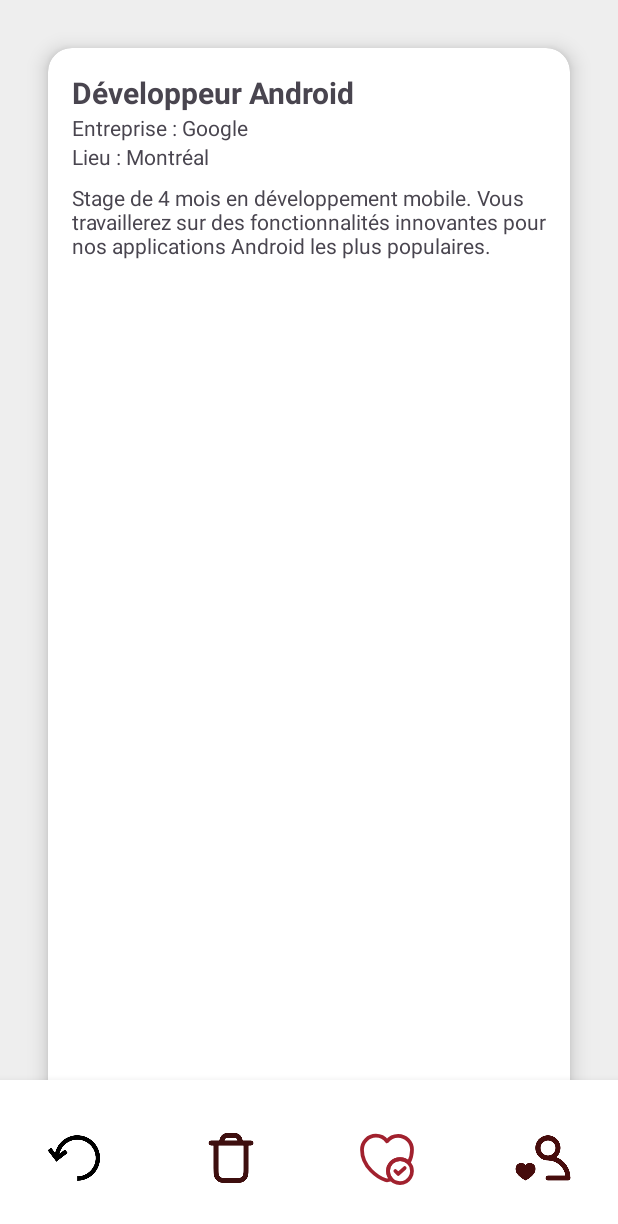
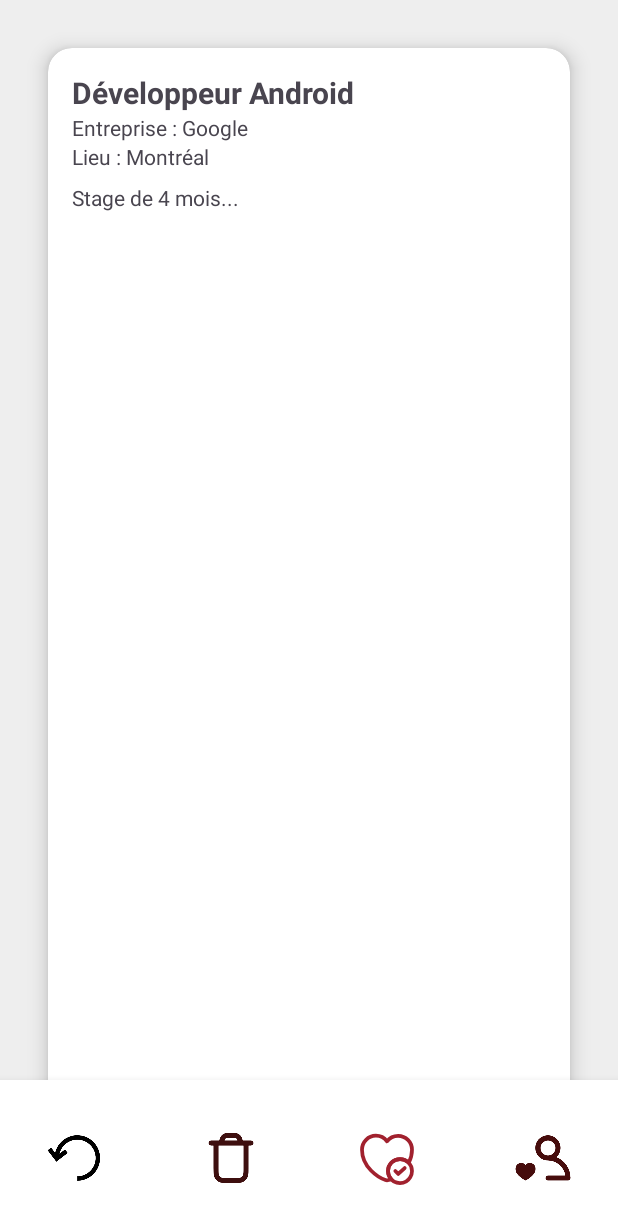
Before and after one commit to eyaCherni965/ProMatch-Mobile-, an Android app: the SwipingActivity screen opened directly, with no data from a screen before it, after a tap on "Revenir en arrière", on a phone screen of 412 x 824 dp. Shown: the top 1224 px of the screen. Run offline under Robolectric (Android 15) with nearby library versions, the phone set to English and light mode, and no system bars; 2 other taps on this screen came first.

Commit message:
pour api swiping

```diff
--- a/app/src/main/java/com/vos_initiales/projet_integrateur/MainActivity.java
+++ b/app/src/main/java/com/vos_initiales/projet_integrateur/MainActivity.java
@@ -22,7 +22,7 @@ public class MainActivity extends AppCompatActivity {
         Button buttonEmp = findViewById(R.id.buttonEmploye);
 
         buttonEtudiant.setOnClickListener(v -> {
-            startActivity(new Intent(MainActivity.this, SwipingActivity.class));
+            startActivity(new Intent(MainActivity.this, ChoixEtudiant.class));
         });
 
         buttonEmp.setOnClickListener(v -> {
--- a/app/src/main/java/com/vos_initiales/projet_integrateur/RetrofitClient.java
+++ b/app/src/main/java/com/vos_initiales/projet_integrateur/RetrofitClient.java
@@ -8,7 +8,7 @@ import com.google.gson.GsonBuilder;
 
 public class RetrofitClient {
 
-    public static final String BASE_URL = "http://10.0.2.2:3000/";
+    public static final String BASE_URL = "http://10.0.2.2:8080/";
     private static Retrofit retrofit = null;
 
     public static Retrofit getClient() {
--- a/app/src/main/java/com/vos_initiales/projet_integrateur/StageDataManager.java
+++ b/app/src/main/java/com/vos_initiales/projet_integrateur/StageDataManager.java
@@ -3,6 +3,8 @@ package com.vos_initiales.projet_integrateur;
 import android.util.Log;
 import java.util.ArrayList;
 import java.util.List;
+import okhttp3.OkHttpClient;
+import okhttp3.logging.HttpLoggingInterceptor;
 import retrofit2.Call;
 import retrofit2.Callback;
 import retrofit2.Response;
@@ -25,89 +27,79 @@ public class StageDataManager {
     }
 
     /**
-     * Chargement des données de stages
+     * Chargement initial des données
      */
     public void loadStageData() {
-        // Données temporaires
-        stageList.add(new Stage(1, "Développeur Android",
-                "Stage de 4 mois en développement mobile. Vous travaillerez sur des fonctionnalités innovantes pour nos applications Android les plus populaires.",
-                "Google", "Montréal"));
+        // Données locales temporaires (utilisées si l'API échoue)
+        stageList.add(new Stage(1, "Développeur Android", "Stage de 4 mois...", "Google", "Montréal"));
+        stageList.add(new Stage(2, "Designer UX/UI", "Participez à la conception...", "Ubisoft", "Québec"));
 
-        stageList.add(new Stage(2, "Designer UX/UI",
-                "Participez à la conception de nos prochains jeux en créant des interfaces à la fois esthétiques et fonctionnelles. Expérience en design mobile requise.",
-                "Ubisoft", "Québec"));
-
-        stageList.add(new Stage(3, "Analyste de données",
-                "Analysez les tendances financières et contribuez à la stratégie data-driven de notre organisation. Maîtrise de Python et SQL souhaitée.",
-                "Desjardins", "Lévis"));
-
-        stageList.add(new Stage(4, "Développeur Full-Stack",
-                "Participez au développement de notre plateforme web et mobile en utilisant les dernières technologies. Stage de 6 mois avec possibilité d'embauche.",
-                "Shopify", "Montréal"));
-
-        stageList.add(new Stage(5, "Spécialiste Marketing Digital",
-                "Aidez-nous à optimiser nos campagnes sur les réseaux sociaux et à analyser leur performance. Vous travaillerez directement avec notre équipe créative.",
-                "LG Canada", "Toronto"));
-
-        // Créer l'adaptateur
         stageAdapter = new StageAdapter(stageList);
-
-        // Optionnel: récupérer des données depuis une API
-        fetchStagesFromAPI();
+        fetchStagesFromAPI(); // ← important !
     }
 
     /**
      * Récupération des stages depuis l'API
      */
     private void fetchStagesFromAPI() {
+        HttpLoggingInterceptor logging = new HttpLoggingInterceptor();
+        logging.setLevel(HttpLoggingInterceptor.Level.BODY);
+
+        OkHttpClient client = new OkHttpClient.Builder()
+                .addInterceptor(logging)
+                .build();
+
         Retrofit retrofit = new Retrofit.Builder()
-                .baseUrl("http://10.0.2.2:3008/") // à adapter
+                .baseUrl("http://10.0.2.2:8080/") // ← assure-toi que le port est correct
+                .client(client)
                 .addConverterFactory(GsonConverterFactory.create())
                 .build();
 
         StageAPI stageAPI = retrofit.create(StageAPI.class);
+
         stageAPI.getStages().enqueue(new Callback<List<Stage>>() {
             @Override
             public void onResponse(Call<List<Stage>> call, Response<List<Stage>> response) {
                 if (response.isSuccessful() && response.body() != null) {
                     stageList = response.body();
                     stageAdapter = new StageAdapter(stageList);
-
-                    // Notifier le gestionnaire d'actions que les données ont été mises à jour
+                    Log.d("API", "Nombre de stages reçus : " + stageList.size());
                     notifyDataUpdated();
                 } else {
-                    Log.e("API", "Erreur : " + response.code());
+                    Log.e("API", "Erreur HTTP : " + response.code());
                 }
             }
 
             @Override
             public void onFailure(Call<List<Stage>> call, Throwable t) {
-                Log.e("API", "Échec : " + t.getMessage());
-                // On garde les données temporaires si l'API échoue
+                Log.e("API", "Échec de la connexion : " + t.getMessage());
             }
         });
     }
 
     /**
-     * Notifie les autres composants que les données ont été mises à jour
+     * Appelée quand les données API sont prêtes
      */
     private void notifyDataUpdated() {
-        // Cette méthode sera étendue si besoin pour notifier d'autres composants
+        activity.runOnUiThread(() -> {
+            activity.showToast("Stages mis à jour depuis l'API !");
+            activity.getViewPager().setAdapter(stageAdapter); // mise à jour dynamique
+        });
     }
 
-    // Getters et setters
+    // Getters / Setters
     public List<Stage> getStageList() { return stageList; }
     public StageAdapter getStageAdapter() { return stageAdapter; }
     public int getCurrentPosition() { return currentPosition; }
     public void setCurrentPosition(int position) { this.currentPosition = position; }
     public boolean isFirstLaunch() { return isFirstLaunch; }
     public void setFirstLaunch(boolean isFirstLaunch) { this.isFirstLaunch = isFirstLaunch; }
+
     public Stage getCurrentStage() {
-        if (stageList.isEmpty() || currentPosition >= stageList.size()) {
-            return null;
-        }
+        if (stageList.isEmpty() || currentPosition >= stageList.size()) return null;
         return stageList.get(currentPosition);
     }
+
     public boolean isLastStage() {
         return currentPosition >= stageList.size() - 1;
     }
--- a/app/src/main/java/com/vos_initiales/projet_integrateur/SwipingActivity.java
+++ b/app/src/main/java/com/vos_initiales/projet_integrateur/SwipingActivity.java
@@ -66,4 +66,8 @@ public class SwipingActivity extends AppCompatActivity {
     public void showToast(String message) {
         Toast.makeText(this, message, Toast.LENGTH_SHORT).show();
     }
+    public ViewPager2 getViewPager() {
+        return findViewById(R.id.viewPagerStages);
+    }
+
 }
```
